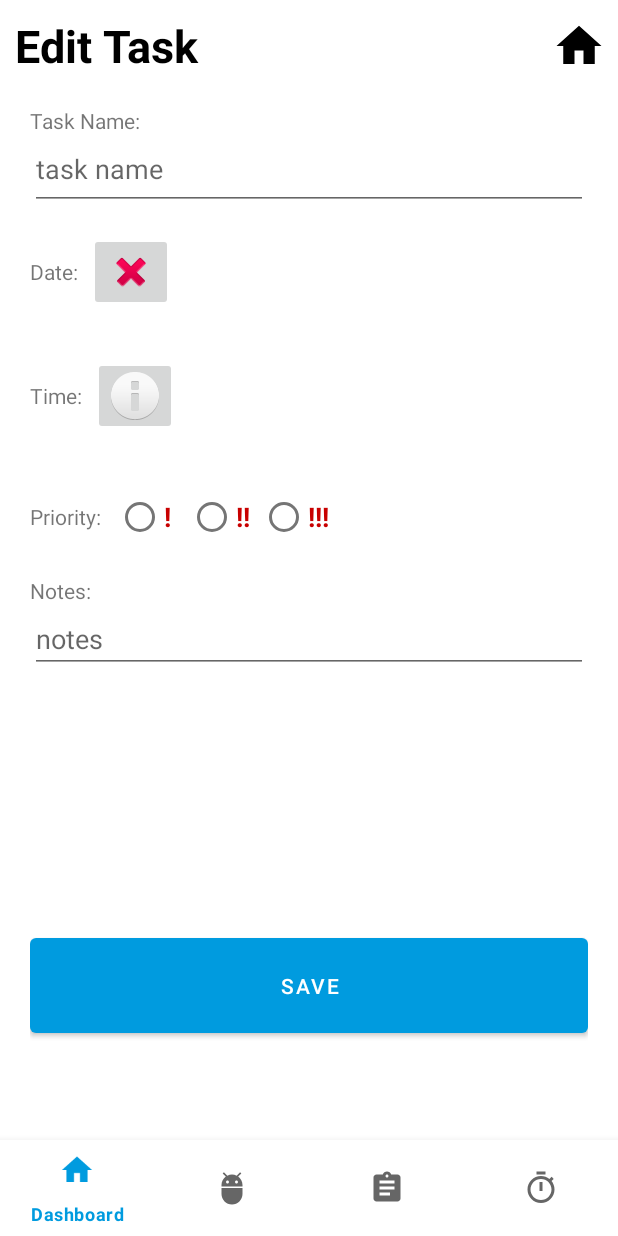
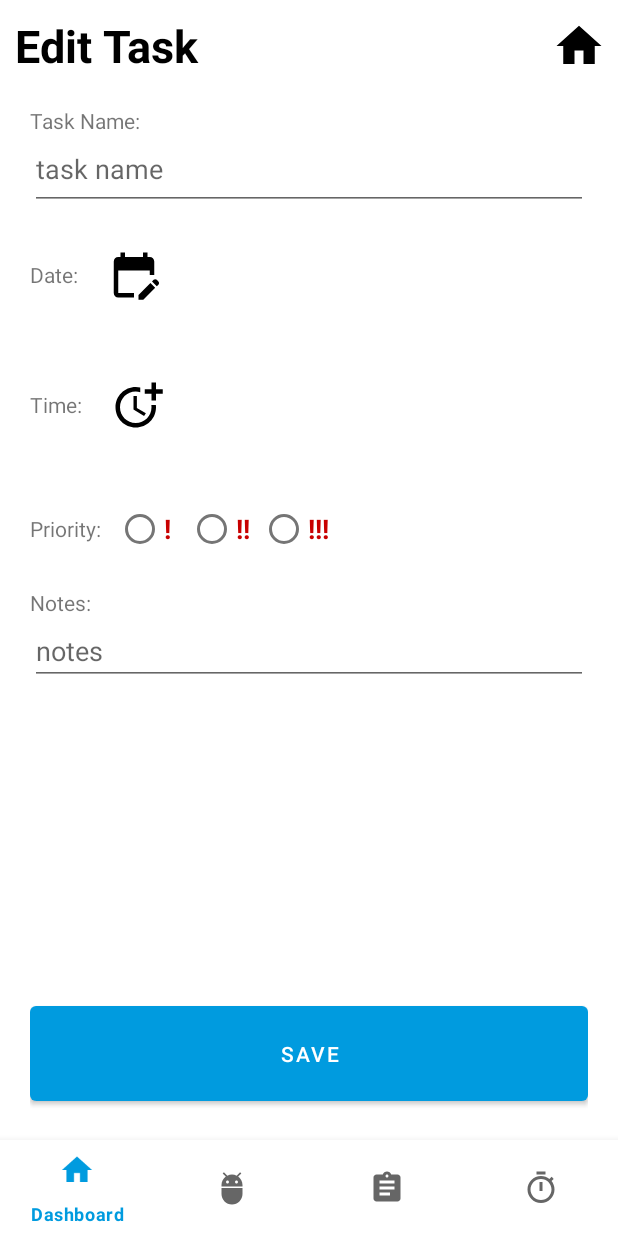
Before and after one commit to ncarlson23/focusFinder, an Android app: the taskDetail screen opened through its navigation route, on a phone screen of 412 x 824 dp. Run offline under Robolectric (Android 15) with nearby library versions, the phone set to English and light mode, and no system bars.

Commit message:
Finished XMLs and IDs

```diff
--- a/app/build.gradle
+++ b/app/build.gradle
@@ -41,6 +41,7 @@ dependencies {
     implementation 'androidx.navigation:navigation-fragment-ktx:2.5.3'
     implementation 'androidx.navigation:navigation-ui-ktx:2.5.3'
     implementation 'androidx.navigation:navigation-fragment:2.5.3'
+    implementation 'androidx.room:room-common:2.4.3'
     testImplementation 'junit:junit:4.13.2'
     androidTestImplementation 'androidx.test.ext:junit:1.1.4'
     androidTestImplementation 'androidx.test.espresso:espresso-core:3.5.0'
--- /dev/null
+++ b/app/src/main/res/drawable/ic_baseline_do_not_disturb_alt_24.xml
@@ -0,0 +1,5 @@
+<vector android:height="36dp" android:tint="#000000"
+    android:viewportHeight="24" android:viewportWidth="24"
+    android:width="36dp" xmlns:android="http://schemas.android.com/apk/res/android">
+    <path android:fillColor="@android:color/white" android:pathData="M12,2C6.5,2 2,6.5 2,12s4.5,10 10,10 10,-4.5 10,-10S17.5,2 12,2zM4,12c0,-4.4 3.6,-8 8,-8 1.8,0 3.5,0.6 4.9,1.7L5.7,16.9C4.6,15.5 4,13.8 4,12zM12,20c-1.8,0 -3.5,-0.6 -4.9,-1.7L18.3,7.1C19.4,8.5 20,10.2 20,12c0,4.4 -3.6,8 -8,8z"/>
+</vector>
--- /dev/null
+++ b/app/src/main/res/drawable/ic_baseline_done_24.xml
@@ -0,0 +1,5 @@
+<vector android:height="36dp" android:tint="#000000"
+    android:viewportHeight="24" android:viewportWidth="24"
+    android:width="36dp" xmlns:android="http://schemas.android.com/apk/res/android">
+    <path android:fillColor="@android:color/white" android:pathData="M9,16.2L4.8,12l-1.4,1.4L9,19 21,7l-1.4,-1.4L9,16.2z"/>
+</vector>
--- /dev/null
+++ b/app/src/main/res/drawable/ic_baseline_edit_24.xml
@@ -0,0 +1,5 @@
+<vector android:height="24dp" android:tint="#000000"
+    android:viewportHeight="24" android:viewportWidth="24"
+    android:width="24dp" xmlns:android="http://schemas.android.com/apk/res/android">
+    <path android:fillColor="@android:color/white" android:pathData="M3,17.25V21h3.75L17.81,9.94l-3.75,-3.75L3,17.25zM20.71,7.04c0.39,-0.39 0.39,-1.02 0,-1.41l-2.34,-2.34c-0.39,-0.39 -1.02,-0.39 -1.41,0l-1.83,1.83 3.75,3.75 1.83,-1.83z"/>
+</vector>
--- /dev/null
+++ b/app/src/main/res/drawable/ic_baseline_edit_calendar_24.xml
@@ -0,0 +1,5 @@
+<vector android:height="36dp" android:tint="#000000"
+    android:viewportHeight="24" android:viewportWidth="24"
+    android:width="36dp" xmlns:android="http://schemas.android.com/apk/res/android">
+    <path android:fillColor="@android:color/white" android:pathData="M12,22H5c-1.11,0 -2,-0.9 -2,-2L3.01,6c0,-1.1 0.88,-2 1.99,-2h1V2h2v2h8V2h2v2h1c1.1,0 2,0.9 2,2v6h-2v-2H5v10h7V22zM22.13,16.99l0.71,-0.71c0.39,-0.39 0.39,-1.02 0,-1.41l-0.71,-0.71c-0.39,-0.39 -1.02,-0.39 -1.41,0l-0.71,0.71L22.13,16.99zM21.42,17.7l-5.3,5.3H14v-2.12l5.3,-5.3L21.42,17.7z"/>
+</vector>
--- /dev/null
+++ b/app/src/main/res/drawable/ic_baseline_more_time_24.xml
@@ -0,0 +1,7 @@
+<vector android:height="36dp" android:tint="#000000"
+    android:viewportHeight="24" android:viewportWidth="24"
+    android:width="36dp" xmlns:android="http://schemas.android.com/apk/res/android">
+    <path android:fillColor="@android:color/white" android:pathData="M10,8l0,6l4.7,2.9l0.8,-1.2l-4,-2.4l0,-5.3z"/>
+    <path android:fillColor="@android:color/white" android:pathData="M17.92,12c0.05,0.33 0.08,0.66 0.08,1c0,3.9 -3.1,7 -7,7s-7,-3.1 -7,-7c0,-3.9 3.1,-7 7,-7c0.7,0 1.37,0.1 2,0.29V4.23C12.36,4.08 11.69,4 11,4c-5,0 -9,4 -9,9s4,9 9,9s9,-4 9,-9c0,-0.34 -0.02,-0.67 -0.06,-1H17.92z"/>
+    <path android:fillColor="@android:color/white" android:pathData="M20,5l0,-3l-2,0l0,3l-3,0l0,2l3,0l0,3l2,0l0,-3l3,0l0,-2z"/>
+</vector>
--- a/app/src/main/res/layout/fragment_task_detail.xml
+++ b/app/src/main/res/layout/fragment_task_detail.xml
@@ -5,7 +5,6 @@
     android:layout_width="match_parent"
     android:layout_height="match_parent"
     android:layout_margin="10sp"
-    android:paddingBottom="45dp"
     android:orientation="vertical"
     tools:context=".taskHome">
 
@@ -24,6 +23,7 @@
             android:layout_weight="11"/>
 
         <androidx.appcompat.widget.AppCompatImageButton
+            android:id="@+id/task_detail_home_button"
             android:layout_width="0dp"
             android:layout_height="match_parent"
             android:layout_gravity="right"
@@ -45,7 +45,7 @@
 
 
     <EditText
-        android:id="@+id/editTextTextPersonName"
+        android:id="@+id/task_detail_task_name"
         android:layout_width="match_parent"
         android:layout_height="wrap_content"
         android:ems="10"
@@ -67,9 +67,11 @@
             android:paddingRight="7dp"/>
 
         <androidx.appcompat.widget.AppCompatImageButton
+            android:id="@+id/task_detail_calendar_button"
             android:layout_width="wrap_content"
             android:layout_height="wrap_content"
-            android:src="@android:drawable/ic_delete"/>
+            android:backgroundTint="#00FFFFFF"
+            android:src="@drawable/ic_baseline_edit_calendar_24" />
 
     </LinearLayout>
 
@@ -86,10 +88,13 @@
             android:text="Time:"
             android:paddingRight="7dp"
             android:layout_gravity="center"/>
+
         <androidx.appcompat.widget.AppCompatImageButton
+            android:id="@+id/task_detail_time_button"
             android:layout_width="wrap_content"
             android:layout_height="wrap_content"
-            android:src="@android:drawable/ic_dialog_info"/>
+            android:backgroundTint="#00FFFFFF"
+            android:src="@drawable/ic_baseline_more_time_24" />
     </LinearLayout>
 
 
@@ -107,11 +112,13 @@
             android:layout_gravity="center"/>
 
         <RadioGroup
+            android:id="@+id/task_detail_priority_radio_group"
             android:layout_width="wrap_content"
             android:layout_height="wrap_content"
             android:orientation="horizontal">
 
             <RadioButton
+                android:id="@+id/task_detail_low_radio"
                 android:layout_width="wrap_content"
                 android:layout_height="wrap_content"
                 android:text="!"
@@ -119,6 +126,7 @@
                 android:textColor="#C80000"
                 android:textSize="18sp"/>
             <RadioButton
+                android:id="@+id/task_detail_med_radio"
                 android:layout_width="wrap_content"
                 android:layout_height="wrap_content"
                 android:text="!!"
@@ -126,6 +134,7 @@
                 android:textColor="#C80000"
                 android:textSize="18sp"/>
             <RadioButton
+                android:id="@+id/task_detail_high_radio"
                 android:layout_width="wrap_content"
                 android:layout_height="wrap_content"
                 android:text="!!!"
@@ -143,7 +152,8 @@
 
 
     <EditText
-        android:id="@+id/editTextTextMultiLine"
+
+        android:id="@+id/task_detail_notes"
         android:layout_width="match_parent"
         android:layout_height="wrap_content"
         android:ems="10"
@@ -155,6 +165,7 @@
     android:layout_height="match_parent">
 
     <Button
+        android:id="@+id/task_detail_save_button"
         android:layout_width="match_parent"
         android:layout_height="75dp"
         android:layout_gravity="bottom"
--- a/app/src/main/res/layout/fragment_task_home.xml
+++ b/app/src/main/res/layout/fragment_task_home.xml
@@ -28,6 +28,7 @@
             android:textStyle="bold" />
 
         <androidx.appcompat.widget.AppCompatImageButton
+            android:id="@+id/task_home_home_button"
             android:layout_width="0dp"
             android:layout_height="match_parent"
             android:layout_gravity="right"
@@ -38,6 +39,7 @@
 
 
     <androidx.recyclerview.widget.RecyclerView
+        android:id="@+id/task_home_recycler_view"
         android:layout_width="match_parent"
         android:layout_height="wrap_content"
         app:layout_constraintEnd_toEndOf="parent"
@@ -46,6 +48,7 @@
         app:layout_constraintTop_toBottomOf="@+id/linearLayout2" />
 
     <Button
+        android:id="@+id/task_home_add_button"
         android:layout_width="match_parent"
         android:layout_height="65dp"
         android:text="Add New Task"
```
Also changed, not shown: app/src/main/res/layout/fragment_medicine_detail.xml (+13 -13 lines), app/src/main/res/layout/medicine_item.xml (+54 -18 lines), app/src/main/res/layout/task_item.xml (+9 -5 lines).
